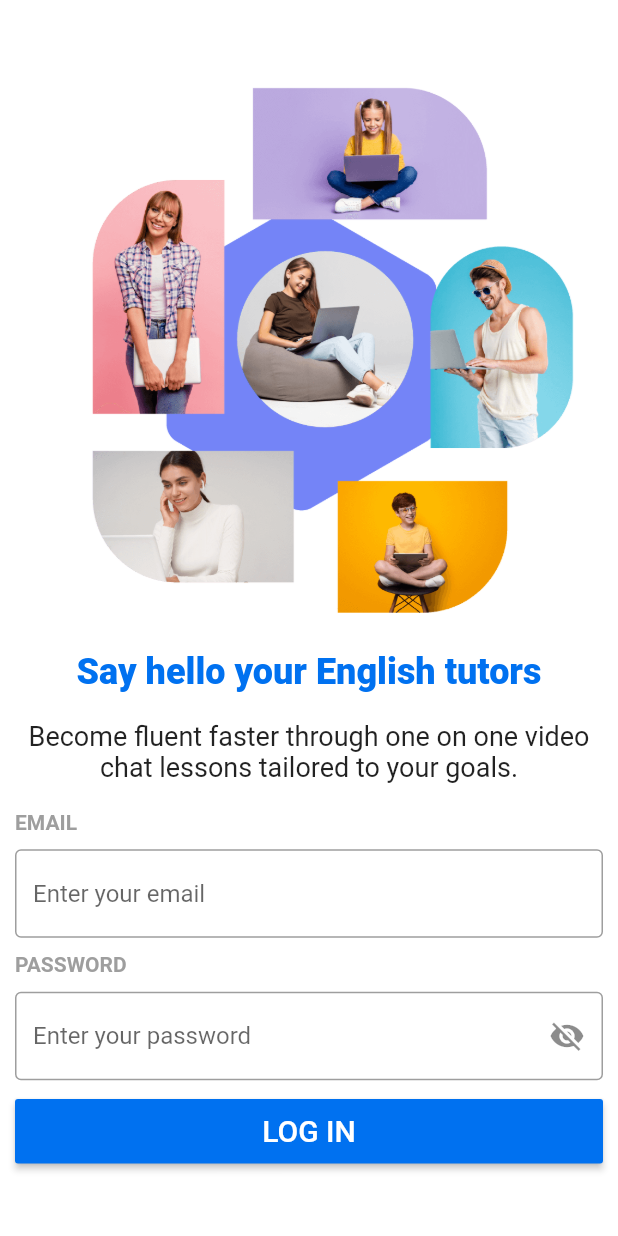
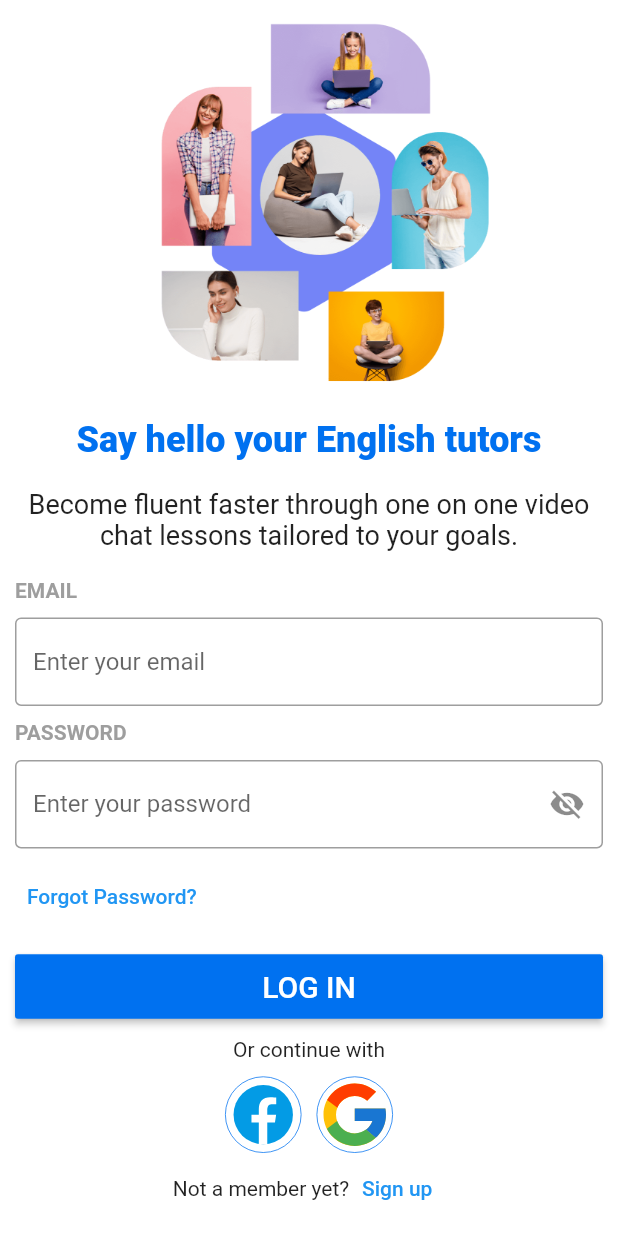
Before and after one commit to ledungcobra/lettutor_app, a Flutter app: the screen it shows after launch, on a phone screen of 412 x 824 dp. Run offline on Flutter 3.47's test engine with Material 2 defaults, Android fonts, the phone set to English and light mode, and no system bars; our stand-ins replace flutter_svg.

Commit message:
Complete login page mockup

```diff
--- a/lib/pages/login/login_screen.dart
+++ b/lib/pages/login/login_screen.dart
@@ -1,7 +1,7 @@
 import 'package:flutter/material.dart';
-import 'package:flutter/services.dart';
+import 'package:lettutor_app/pages/login/widgets/FormFields.dart';
+import 'package:lettutor_app/pages/login/widgets/footer.dart';
 import 'package:lettutor_app/utils/constants.dart';
-import 'package:lettutor_app/utils/helper.dart';
 
 class LoginScreen extends StatelessWidget {
   late double _width;
@@ -36,7 +36,8 @@ class LoginScreen extends StatelessWidget {
                     },
                     child: const Text('LOG IN',
                         style: TextStyle(color: Colors.white, fontSize: 20)),
-                  )
+                  ),
+                  FooterLogin(),
                 ],
               ),
             ),
@@ -49,7 +50,10 @@ class LoginScreen extends StatelessWidget {
   Widget _introductionSection() {
     return Column(
       children: [
-        Image.asset(getAssetImage("intro_photo.png")),
+        SizedBox(
+          height: 0.3 * _height,
+          child: Image.asset(getAssetImage("intro_photo.png")),
+        ),
         const SizedBox(
           height: 25,
         ),
@@ -79,80 +83,3 @@ class LoginScreen extends StatelessWidget {
 
   bool showPassword = false;
 }
-
-class FormFields extends StatefulWidget {
-  FormFields({
-    Key? key,
-    required double width,
-  })  : _width = width,
-        super(key: key);
-
-  final double _width;
-
-  @override
-  State<FormFields> createState() => _FormFieldsState();
-}
-
-class _FormFieldsState extends State<FormFields> {
-  bool showPassword = false;
-
-  @override
-  Widget build(BuildContext context) {
-    return Column(
-      children: [
-        SizedBox(
-          width: widget._width,
-          child: Text(
-            'EMAIL',
-            style: TextStyle(color: Colors.grey, fontWeight: FontWeight.bold),
-            textAlign: TextAlign.start,
-          ),
-        ),
-        const SizedBox(
-          height: 10,
-        ),
-        TextFormField(
-          keyboardType: TextInputType.emailAddress,
-          decoration: InputDecoration(
-            border: OutlineInputBorder(),
-            hintText: 'Enter your email',
-          ),
-          validator: validateEmail,
-          onSaved: (value) {},
-        ),
-        SizedBox(
-          height: 10,
-        ),
-        SizedBox(
-          width: widget._width,
-          child: Text(
-            'PASSWORD',
-            style: TextStyle(color: Colors.grey, fontWeight: FontWeight.bold),
-            textAlign: TextAlign.start,
-          ),
-        ),
-        const SizedBox(
-          height: 10,
-        ),
-        TextFormField(
-          decoration: InputDecoration(
-              border: OutlineInputBorder(),
-              hintText: 'Enter your password',
-              suffixIcon: Container(
-                child: IconButton(
-                    onPressed: () {
-                      setState(() {
-                        showPassword = !showPassword;
-                      });
-                    },
-                    icon: showPassword
-                        ? Icon(Icons.visibility)
-                        : Icon(Icons.visibility_off)),
-              )),
-          validator: validatePassword,
-          obscureText: !showPassword,
-        )
-      ],
-    );
-  }
-}
--- /dev/null
+++ b/lib/pages/login/widgets/FormFields.dart
@@ -0,0 +1,90 @@
+import 'package:flutter/material.dart';
+import 'package:lettutor_app/utils/constants.dart';
+import 'package:lettutor_app/utils/helper.dart';
+
+class FormFields extends StatefulWidget {
+  FormFields({
+    Key? key,
+    required double width,
+  })  : _width = width,
+        super(key: key);
+
+  final double _width;
+
+  @override
+  State<FormFields> createState() => _FormFieldsState();
+}
+
+class _FormFieldsState extends State<FormFields> {
+  bool showPassword = false;
+
+  @override
+  Widget build(BuildContext context) {
+    return Column(
+      children: [
+        SizedBox(
+          width: widget._width,
+          child: Text(
+            'EMAIL',
+            style: TextStyle(color: Colors.grey, fontWeight: FontWeight.bold),
+            textAlign: TextAlign.start,
+          ),
+        ),
+        const SizedBox(
+          height: 10,
+        ),
+        TextFormField(
+          keyboardType: TextInputType.emailAddress,
+          decoration: InputDecoration(
+            border: OutlineInputBorder(),
+            hintText: 'Enter your email',
+          ),
+          validator: validateEmail,
+          onSaved: (value) {},
+        ),
+        SizedBox(
+          height: 10,
+        ),
+        SizedBox(
+          width: widget._width,
+          child: Text(
+            'PASSWORD',
+            style: TextStyle(color: Colors.grey, fontWeight: FontWeight.bold),
+            textAlign: TextAlign.start,
+          ),
+        ),
+        const SizedBox(
+          height: 10,
+        ),
+        TextFormField(
+          decoration: InputDecoration(
+              border: OutlineInputBorder(),
+              hintText: 'Enter your password',
+              suffixIcon: Container(
+                child: IconButton(
+                    onPressed: () {
+                      setState(() {
+                        showPassword = !showPassword;
+                      });
+                    },
+                    icon: showPassword
+                        ? Icon(Icons.visibility)
+                        : Icon(Icons.visibility_off)),
+              )),
+          validator: validatePassword,
+          obscureText: !showPassword,
+        ),
+        SizedBox(
+          height: 10,
+        ),
+        Row(children: [
+          TextButton(
+            onPressed: () {},
+            child: const Text('Forgot Password?'),
+            style: ButtonStyle(alignment: Alignment.topLeft),
+          ),
+        ])
+      ],
+    );
+  }
+}
--- /dev/null
+++ b/lib/pages/login/widgets/footer.dart
@@ -0,0 +1,34 @@
+import 'package:flutter/material.dart';
+import 'package:lettutor_app/pages/login/widgets/svg_icon_button.dart';
+
+class FooterLogin extends StatelessWidget {
+  const FooterLogin({Key? key}) : super(key: key);
+
+  @override
+  Widget build(BuildContext context) {
+    const icons = ["facebook.svg", "google.svg"];
+    return Column(
+      children: [
+        SizedBox(
+          height: 10,
+        ),
+        const Text('Or continue with'),
+        SizedBox(
+          height: 10,
+        ),
+        Row(
+          mainAxisSize: MainAxisSize.max,
+          mainAxisAlignment: MainAxisAlignment.center,
+          children: icons.map((icon) => SvgIconButton(icon)).toList(),
+        ),
+        Row(
+          mainAxisAlignment: MainAxisAlignment.center,
+          children: [
+            Text("Not a member yet?"),
+            TextButton(onPressed: () {}, child: Text('Sign up'))
+          ],
+        )
+      ],
+    );
+  }
+}
--- /dev/null
+++ b/lib/pages/login/widgets/svg_icon_button.dart
@@ -0,0 +1,38 @@
+import 'package:flutter/material.dart';
+import 'package:flutter_svg/flutter_svg.dart';
+import 'package:lettutor_app/utils/constants.dart';
+
+class SvgIconButton extends StatelessWidget {
+  late String _imageName;
+
+  SvgIconButton(String assetImage) {
+    _imageName = assetImage;
+  }
+
+  @override
+  Widget build(BuildContext context) {
+    var url = getAssetImage(_imageName);
+    return Container(
+      margin: EdgeInsets.symmetric(horizontal: 5),
+      child: InkWell(
+        onTap: () {
+          print('Taped');
+        },
+        borderRadius: BorderRadius.circular(50),
+        child: Container(
+          decoration: BoxDecoration(
+              border: Border.all(
+                width: 0.5,
+                color: PRIMARY_COLOR,
+              ),
+              shape: BoxShape.circle),
+          child: SvgPicture.asset(
+            url,
+            width: 50,
+            height: 50,
+          ),
+        ),
+      ),
+    );
+  }
+}
--- a/pubspec.yaml
+++ b/pubspec.yaml
@@ -36,6 +36,7 @@ dependencies:
   # The following adds the Cupertino Icons font to your application.
   # Use with the CupertinoIcons class for iOS style icons.
   cupertino_icons: ^1.0.2
+  flutter_svg: ^1.1.5
 
 dev_dependencies:
   flutter_test:
```
Also changed, not shown: assets/images/facebook.svg (added), assets/images/google.svg (added), pubspec.lock.
